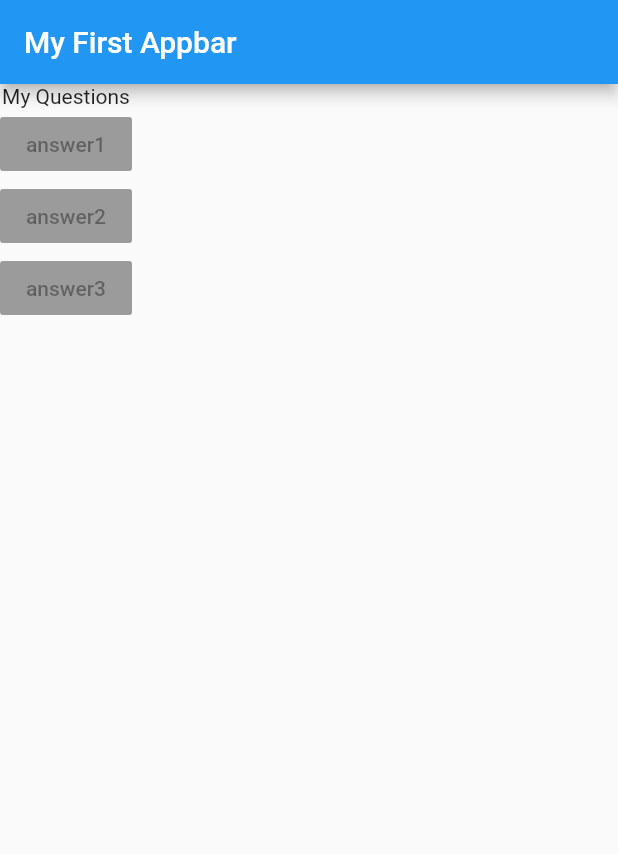
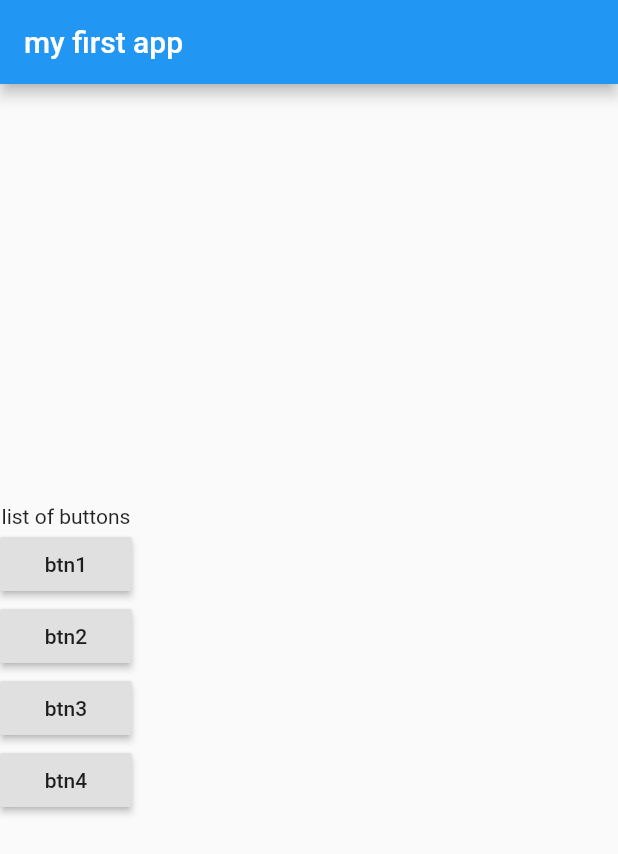
Before and after one commit to VladimirStorm/MyQuizAppVova-Maximilian-, a Flutter app: the screen it shows after launch, on a phone screen of 412 x 824 dp. Shown: the top 854 px of the screen. Run offline on Flutter 3.47's test engine with Material 2 defaults, Android fonts, the phone set to English and light mode, and no system bars.

Commit message:
anon-func-commit

```diff
--- a/lib/main.dart
+++ b/lib/main.dart
@@ -1,22 +1,31 @@
 import 'package:flutter/material.dart';
-
 void main() => runApp(MyAppVova());
 
 class MyAppVova extends StatelessWidget {
   const MyAppVova({Key? key}) : super(key: key);
-
+  void answerQuestion() {
+    print('Answer chosen');
+  }
   @override
   Widget build(BuildContext context) {
     return MaterialApp(
-      home: Scaffold(
-        appBar: AppBar(
-          title: const Text('My First Appbar'),       ),
-        body: Column(
-          // ignore: prefer_const_literals_to_create_immutables
-          children: [
-            const Text('My Questions'),
-            // ignore: deprecated_member_use
-            const RaisedButton(child: Text('answer1'), onPressed: null),
-            const RaisedButton(child: Text('answer2'), onPressed: null),
-            const RaisedButton(child: Text('answer3'), onPressed: null),
-          ],    ),   ),  );  }}
+        home: Scaffold(
+            appBar: AppBar(title: const Text('my first app')),
+            body: Column(
+                mainAxisAlignment: MainAxisAlignment.center,
+                crossAxisAlignment: CrossAxisAlignment.center,
+                children: [
+                  const Text('list of buttons'),
+                  RaisedButton(
+                      child: const Text('btn1'), onPressed: answerQuestion),
+                  RaisedButton(
+                      child: const Text('btn2'),
+                      onPressed: () => print('btn2 is pressed')), //аноним. ф-ия
+                  RaisedButton(
+                      child: const Text('btn3'),
+                      onPressed: () {          //аноним. ф-ия
+                        print('btn3 is pressed!!!');
+                      }),
+                  RaisedButton(
+                      child: const Text('btn4'), onPressed: answerQuestion)
+                ])));  }}
```
